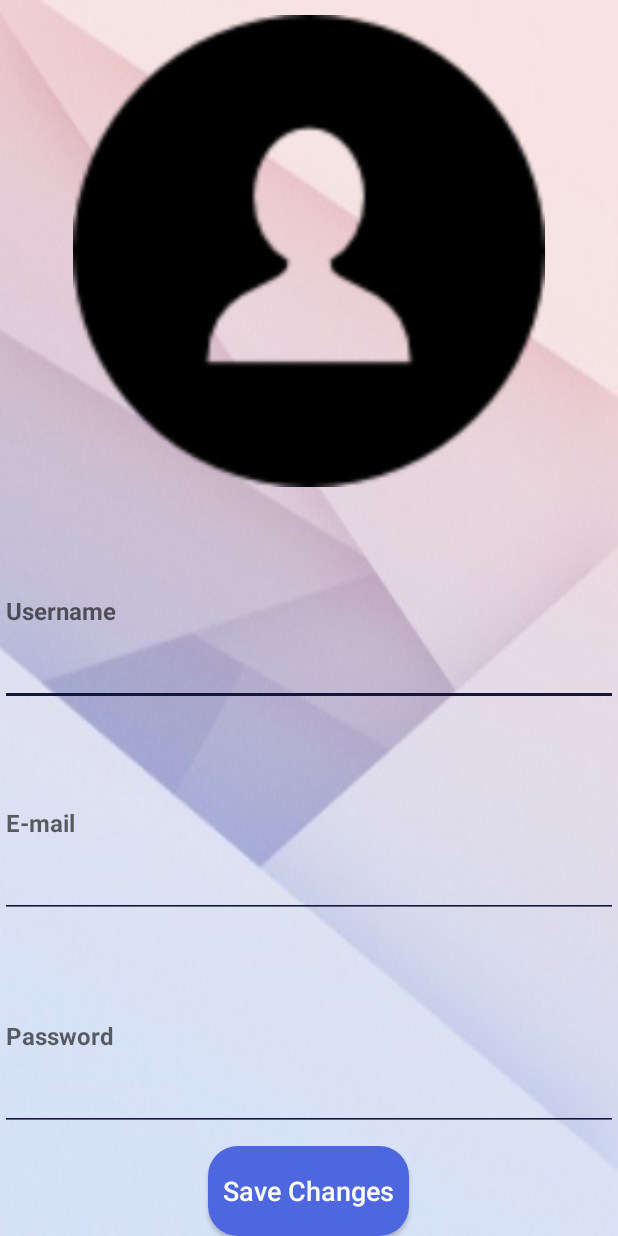
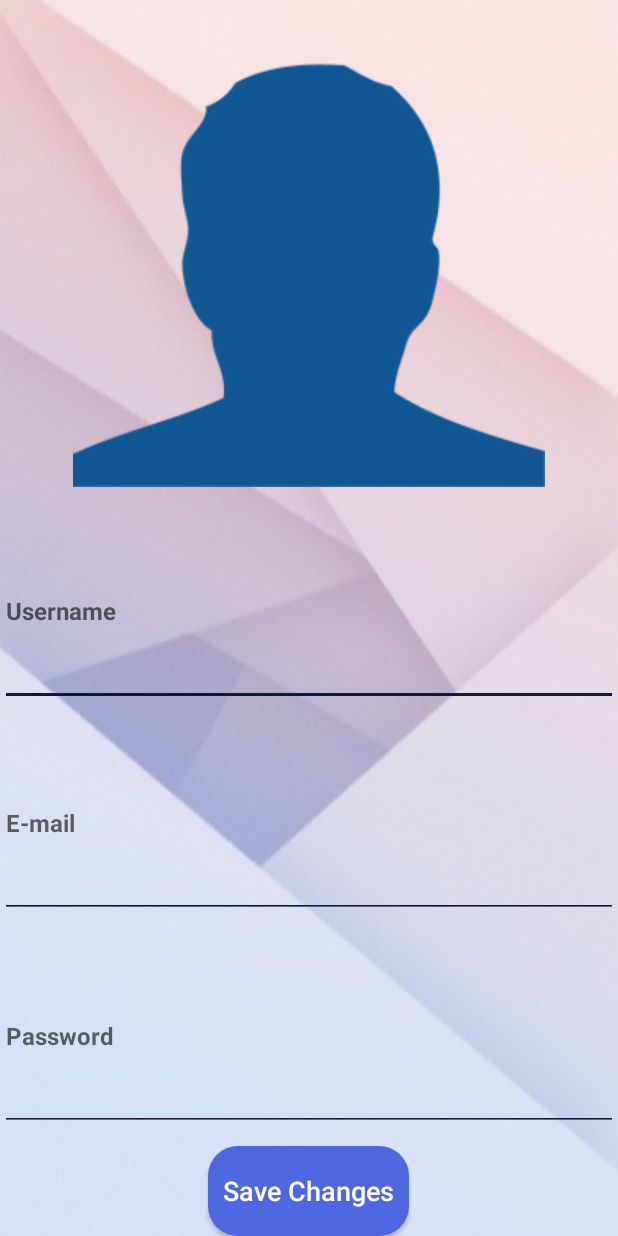
Before and after one commit to panagiotat/EventMe, an Android app: the profileEdit screen opened directly, with no data from a screen before it, on a phone screen of 412 x 824 dp. Run offline under Robolectric (Android 15) with nearby library versions, the phone set to English and light mode, and no system bars; our stand-ins replace Firebase (no records; nobody signed in at launch, a user with empty details on screens opened directly), Picasso.

Commit message:
allagi eikonas

```diff
--- a/app/src/main/res/layout/activity_profile.xml
+++ b/app/src/main/res/layout/activity_profile.xml
@@ -27,7 +27,7 @@
                 android:layout_height="match_parent"
                 android:layout_marginTop="10dp"
                 android:layout_weight="2.5"
-                app:srcCompat="@drawable/profile"
+                app:srcCompat="@drawable/Blue"
                 android:background="@android:color/transparent"
                 android:scaleType="fitCenter" />
 
--- a/app/src/main/res/layout/activity_profile_edit.xml
+++ b/app/src/main/res/layout/activity_profile_edit.xml
@@ -20,7 +20,7 @@
         android:background="@android:color/transparent"
         android:onClick="changePhoto"
         android:adjustViewBounds="true"
-        android:src="@drawable/profile"
+        android:src="@drawable/Blue"
         tools:ignore="ContentDescription,NestedWeights" />
 
     <EditText
```
Also changed, not shown: app/src/main/res/drawable/Blue.png (added).
